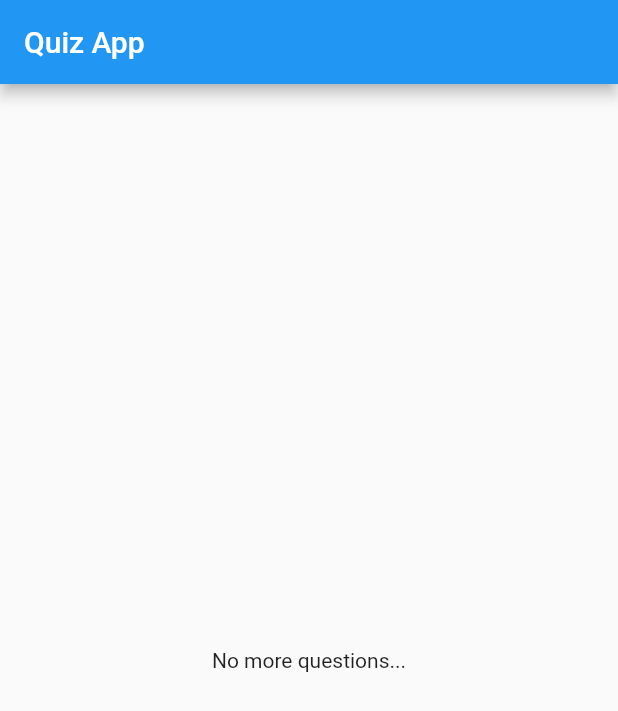
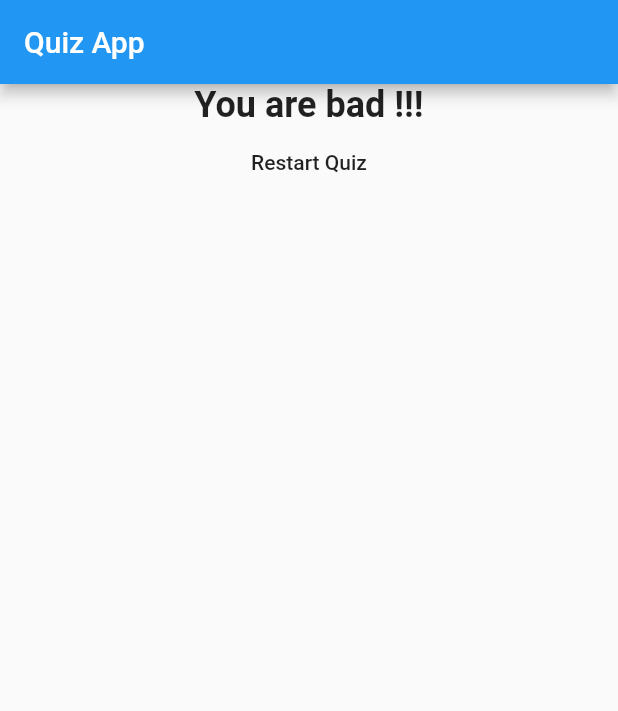
Before and after one commit to naveenvignesh5/flutter_quiz_app, a Flutter app: the screen it shows after launch, after a tap on "Black", after a tap on "Cat", after a tap on "Berlin", on a phone screen of 412 x 824 dp. Shown: the top 711 px of the screen. Run offline on Flutter 3.47's test engine with Material 2 defaults, Android fonts, the phone set to English and light mode, and no system bars.

Commit message:
Adds result page with reset call

```diff
--- a/lib/main.dart
+++ b/lib/main.dart
@@ -16,33 +16,47 @@ class _MyAppState extends State<MyApp> {
   final _questions = const [
     {
       'questionText': 'What\'s your favorite color ?',
-      'answers': ['Black', 'Red', 'Green', 'White'],
+      'answers': [
+        {'text': 'Black', 'score': 10},
+        {'text': 'Red', 'score': 5},
+        {'text': 'Green', 'score': 2},
+        {'text': 'White', 'score': 1},
+      ],
     },
     {
       'questionText': 'What\'s your favorite animal ?',
-      'answers': ['Dog', 'Cat', 'Mouse', 'Lion'],
+      'answers': [
+        {'text': 'Dog', 'score': 2},
+        {'text': 'Cat', 'score': 3},
+        {'text': 'Mouse', 'score': 10},
+        {'text': 'Snake', 'score': 15},
+      ],
     },
     {
       'questionText': 'What\'s your favorite place ?',
       'answers': [
-        'Paris',
-        'Rome',
-        'Berlin',
-        'London',
-        'Copenhagen',
+        {'text': 'Paris', 'score': 2},
+        {'text': 'Rome', 'score': 3},
+        {'text': 'Berlin', 'score': 10},
+        {'text': 'London', 'score': 9},
       ],
     },
   ];
 
   int _questionIndex = 0;
+  int _totalScore = 0;
 
-  void _answerQuestion() {
-    if (_questionIndex < _questions.length) {
-    } else {}
+  void _answerQuestion(int score) {
+    _totalScore += score;
     setState(() {
       _questionIndex += 1;
     });
-    print(_questionIndex);
+  }
+
+  void _resetQuiz() {
+    setState(() {
+      _questionIndex = 0;
+    });
   }
 
   @override
@@ -52,14 +66,17 @@ class _MyAppState extends State<MyApp> {
     return MaterialApp(
       // title: 'Quiz App',
       home: Scaffold(
-        appBar: AppBar(
-          title: Text('Quiz App'),
-          // backgroundColor: new Color(),
-        ),
-        body: _questionIndex < _questions.length
-            ? Quiz(answerQuestion: _answerQuestion, questionIndex: _questionIndex, questions: _questions,)
-            : Result()
-      ),
+          appBar: AppBar(
+            title: Text('Quiz App'),
+            // backgroundColor: new Color(),
+          ),
+          body: _questionIndex < _questions.length
+              ? Quiz(
+                  answerQuestion: _answerQuestion,
+                  questionIndex: _questionIndex,
+                  questions: _questions,
+                )
+              : Result(_totalScore, _resetQuiz)),
     );
   }
 }
--- a/lib/quiz.dart
+++ b/lib/quiz.dart
@@ -18,8 +18,8 @@ class Quiz extends StatelessWidget {
     return Column(
       children: <Widget>[
         Question(questions[questionIndex]['questionText']),
-        ...(questions[questionIndex]['answers'] as List<String>).map((answer) {
-          return Answer(answer, answerQuestion);
+        ...(questions[questionIndex]['answers'] as List<Map<String, Object>>).map((answer) {
+          return Answer(answer['text'], () => answerQuestion(answer['score']));
         }).toList(),
       ],
     );
--- a/lib/result.dart
+++ b/lib/result.dart
@@ -1,10 +1,38 @@
 import 'package:flutter/material.dart';
 
 class Result extends StatelessWidget {
+  final int totalScore;
+  final Function resetQuiz;
+
+  Result(this.totalScore, this.resetQuiz);
+
+  String get resultPhrase {
+    var resultText = 'You did it !!!';
+    if (totalScore <= 8) {
+      resultText = 'You are innocent';
+    } else if (totalScore <= 12) {
+      resultText = 'Likable !!!';
+    } else if (totalScore <= 16) {
+      resultText = 'You are weird';
+    } else {
+      resultText = 'You are bad !!!';
+    }
+    return resultText;
+  }
+
   @override
   Widget build(BuildContext context) {
     return Center(
-      child: Text('No more questions...'),
+      child: Column(
+        children: <Widget>[
+          Text(
+            resultPhrase,
+            textAlign: TextAlign.center,
+            style: TextStyle(fontSize: 24, fontWeight: FontWeight.bold),
+          ),
+          FlatButton(child: Text('Restart Quiz'), onPressed: resetQuiz,)
+        ],
+      ),
     );
   }
 }
--- a/pubspec.yaml
+++ b/pubspec.yaml
@@ -14,7 +14,7 @@ description: Basic Quiz App
 version: 1.0.0+1
 
 environment:
-  sdk: ">=2.1.0 <3.0.0"
+  sdk: ">=2.2.2 <3.0.0"
 
 dependencies:
   flutter:
```
